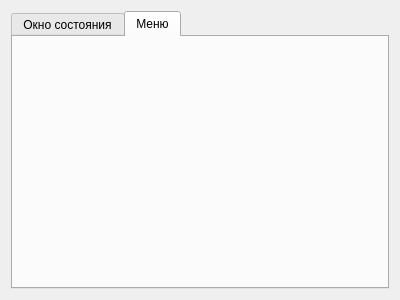
The window that source/kia_options_interface.ui (SanechkaMiy/kia_gui) describes before a commit, drawn with Qt 5.
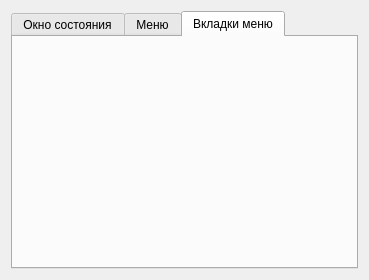
The same window after the commit.

The edit to the form file:
```diff
--- a/source/kia_options_interface.ui
+++ b/source/kia_options_interface.ui
@@ -6,8 +6,8 @@
    <rect>
     <x>0</x>
     <y>0</y>
-    <width>400</width>
-    <height>300</height>
+    <width>369</width>
+    <height>280</height>
    </rect>
   </property>
   <property name="windowTitle">
@@ -17,7 +17,7 @@
    <item row="0" column="0">
     <widget class="QTabWidget" name="tabWidget">
      <property name="currentIndex">
-      <number>1</number>
+      <number>2</number>
      </property>
      <widget class="QWidget" name="window_state_set">
       <attribute name="title">
@@ -55,6 +55,12 @@
       </attribute>
       <layout class="QGridLayout" name="gridLayout_2"/>
      </widget>
+     <widget class="QWidget" name="tab_menubar">
+      <attribute name="title">
+       <string>Вкладки меню</string>
+      </attribute>
+      <layout class="QGridLayout" name="gridLayout_4"/>
+     </widget>
     </widget>
    </item>
   </layout>
```
